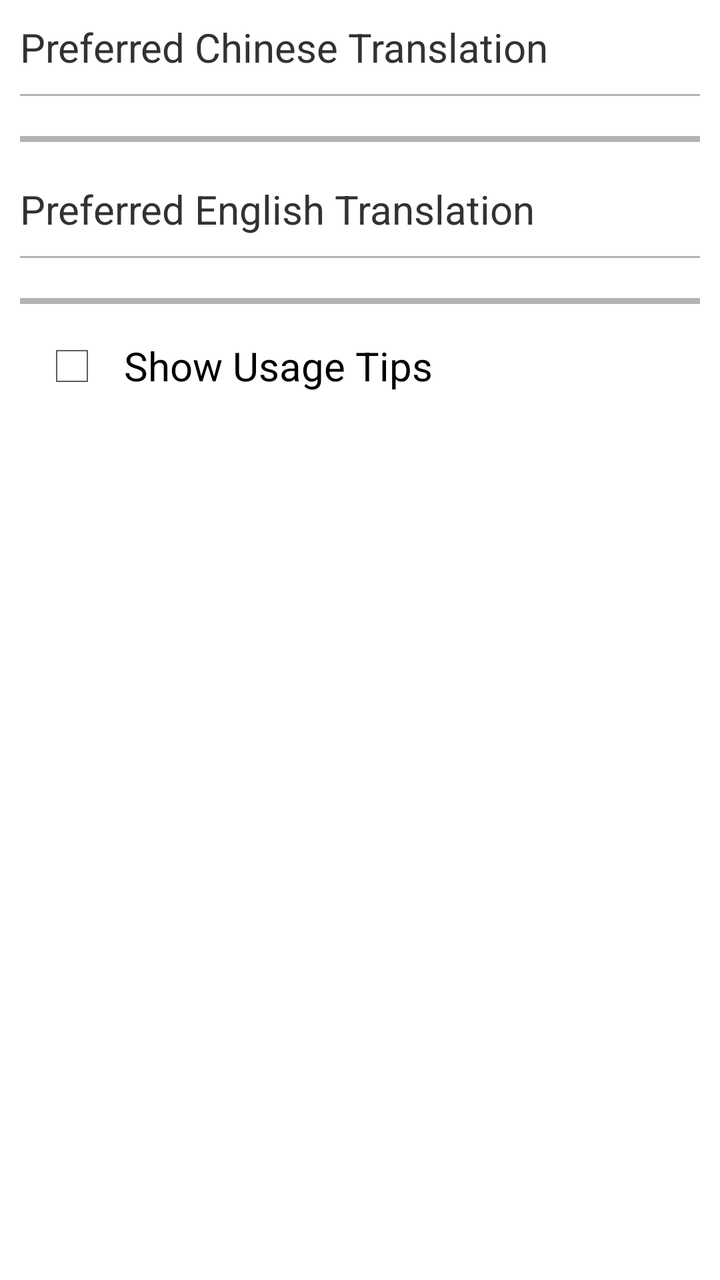
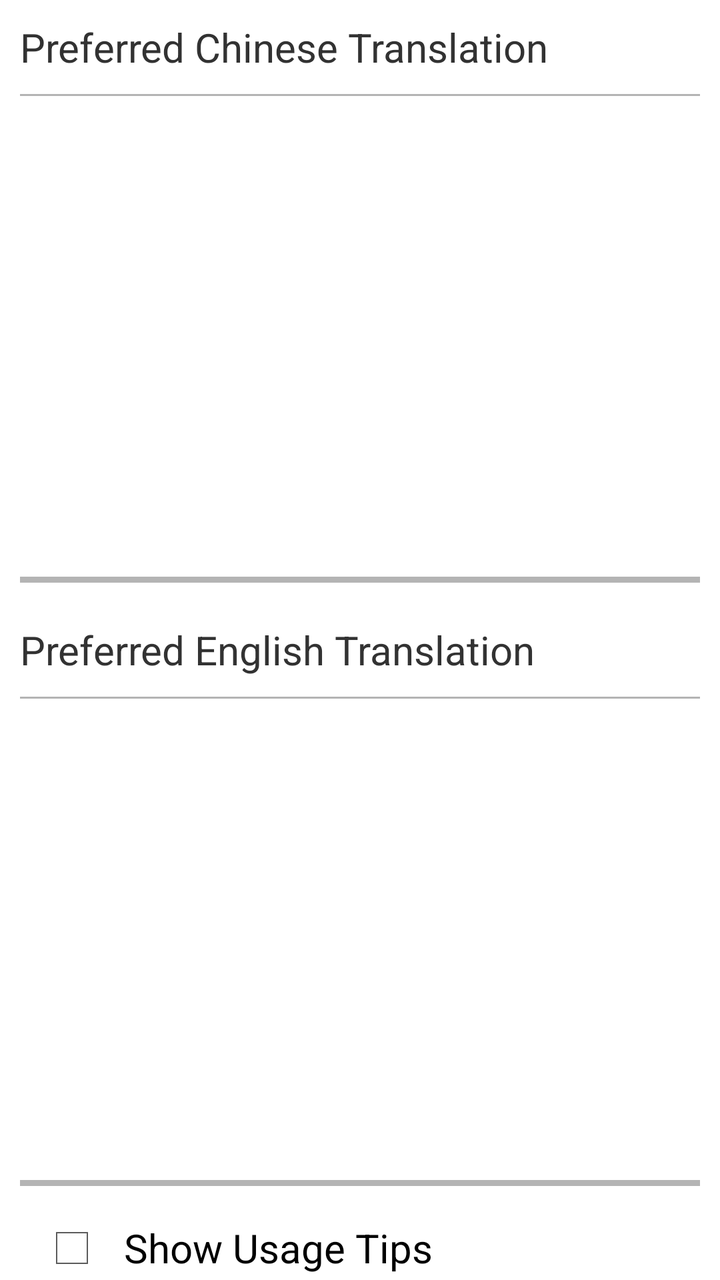

Compare the two renders of this Android layout. The source of the first and the diff that turns it into the second are given below.
<!-- AndroidManifest.xml: application theme AppTheme -->
<!-- res/layout/activity_settings.xml -->
<?xml version="1.0" encoding="utf-8"?>
<LinearLayout xmlns:android="http://schemas.android.com/apk/res/android"
    android:layout_width="match_parent"
    android:layout_height="match_parent"
    android:orientation="vertical" >
    
    <TextView
        android:id="@+id/tv_ch_translations"
        android:layout_width="wrap_content"
        android:layout_height="wrap_content"
        android:layout_marginLeft="10dp"
        android:layout_marginTop="10dp"
        android:textSize="20dp"
        android:text="@string/select_chinese_translation" />
    
    <View
        android:id="@+id/horizontal_line1"
        android:layout_width="fill_parent"
        android:layout_margin="10dp"
        android:layout_height="1dp"
        android:background="#50101010"/>
    
    <ListView android:id="@+id/lv_ch_translations"
        android:layout_width="fill_parent"
        android:layout_height="wrap_content" 
        android:choiceMode="singleChoice"
        android:layout_marginLeft="20dp"
        android:layout_marginRight="20dp"/>
    
    <View
        android:id="@+id/horizontal_line2"
        android:layout_width="fill_parent"
        android:layout_margin="10dp"
        android:layout_height="3dp"
        android:background="#50101010"/>
    
    <TextView
        android:id="@+id/tv_en_translations"
        android:layout_width="wrap_content"
        android:layout_height="wrap_content"
        android:layout_marginLeft="10dp"
        android:layout_marginTop="10dp"
        android:textSize="20dp"
        android:text="@string/select_english_translation" />
    
    <View
        android:id="@+id/horizontal_line3"
        android:layout_width="fill_parent"
        android:layout_margin="10dp"
        android:layout_height="1dp"
        android:background="#50101010"/>
    
    <ListView android:id="@+id/lv_en_translations"
        android:layout_width="fill_parent"
        android:layout_height="wrap_content" 
        android:choiceMode="singleChoice"
        android:layout_marginLeft="20dp"
        android:layout_marginRight="20dp"/>
    
    <View
        android:id="@+id/horizontal_line4"
        android:layout_width="fill_parent"
        android:layout_margin="10dp"
        android:layout_height="3dp"
        android:background="#50101010"/>
    
 	<CheckBox
        android:id="@+id/checkBox"
        android:layout_width="wrap_content"
        android:layout_height="wrap_content" 
        android:layout_marginLeft="20dp"
        android:layout_marginTop="5dp"
        android:textSize="20dp"       
        android:text="@string/showusagetips"
        />

</LinearLayout>
<!-- resources referenced by this layout -->
<resources>
  <string name="select_chinese_translation">Preferred Chinese Translation</string>
  <string name="select_english_translation">Preferred English Translation</string>
  <string name="showusagetips">"  Show Usage Tips"</string>
  <style name="AppTheme" parent="AppBaseTheme">
          
      </style>
  <style name="AppBaseTheme" parent="android:Theme.Light">
          
      </style>
</resources>

<!-- the commit's change to res/layout/activity_settings.xml (unified diff, before → after) -->
@@ -2,6 +2,7 @@
 <LinearLayout xmlns:android="http://schemas.android.com/apk/res/android"
     android:layout_width="match_parent"
     android:layout_height="match_parent"
+    android:fitsSystemWindows="true"
     android:orientation="vertical" >
     
     <TextView
@@ -10,26 +11,27 @@
         android:layout_height="wrap_content"
         android:layout_marginLeft="10dp"
         android:layout_marginTop="10dp"
-        android:textSize="20dp"
+        android:textSize="20sp"
         android:text="@string/select_chinese_translation" />
     
     <View
         android:id="@+id/horizontal_line1"
-        android:layout_width="fill_parent"
+        android:layout_width="match_parent"
         android:layout_margin="10dp"
         android:layout_height="1dp"
         android:background="#50101010"/>
     
     <ListView android:id="@+id/lv_ch_translations"
-        android:layout_width="fill_parent"
-        android:layout_height="wrap_content" 
+        android:layout_width="match_parent"
+        android:layout_height="0dp"
+        android:layout_weight="1"
         android:choiceMode="singleChoice"
         android:layout_marginLeft="20dp"
         android:layout_marginRight="20dp"/>
     
     <View
         android:id="@+id/horizontal_line2"
-        android:layout_width="fill_parent"
+        android:layout_width="match_parent"
         android:layout_margin="10dp"
         android:layout_height="3dp"
         android:background="#50101010"/>
@@ -40,26 +42,27 @@
         android:layout_height="wrap_content"
         android:layout_marginLeft="10dp"
         android:layout_marginTop="10dp"
-        android:textSize="20dp"
+        android:textSize="20sp"
         android:text="@string/select_english_translation" />
     
     <View
         android:id="@+id/horizontal_line3"
-        android:layout_width="fill_parent"
+        android:layout_width="match_parent"
         android:layout_margin="10dp"
         android:layout_height="1dp"
         android:background="#50101010"/>
     
     <ListView android:id="@+id/lv_en_translations"
-        android:layout_width="fill_parent"
-        android:layout_height="wrap_content" 
+        android:layout_width="match_parent"
+        android:layout_height="0dp"
+        android:layout_weight="1"
         android:choiceMode="singleChoice"
         android:layout_marginLeft="20dp"
         android:layout_marginRight="20dp"/>
     
     <View
         android:id="@+id/horizontal_line4"
-        android:layout_width="fill_parent"
+        android:layout_width="match_parent"
         android:layout_margin="10dp"
         android:layout_height="3dp"
         android:background="#50101010"/>
@@ -70,7 +73,7 @@
         android:layout_height="wrap_content" 
         android:layout_marginLeft="20dp"
         android:layout_marginTop="5dp"
-        android:textSize="20dp"       
+        android:textSize="20sp"
         android:text="@string/showusagetips"
         />
 
